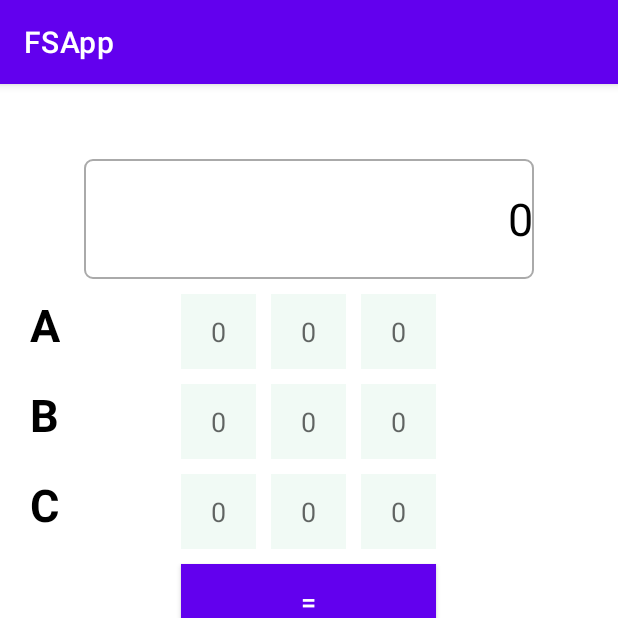
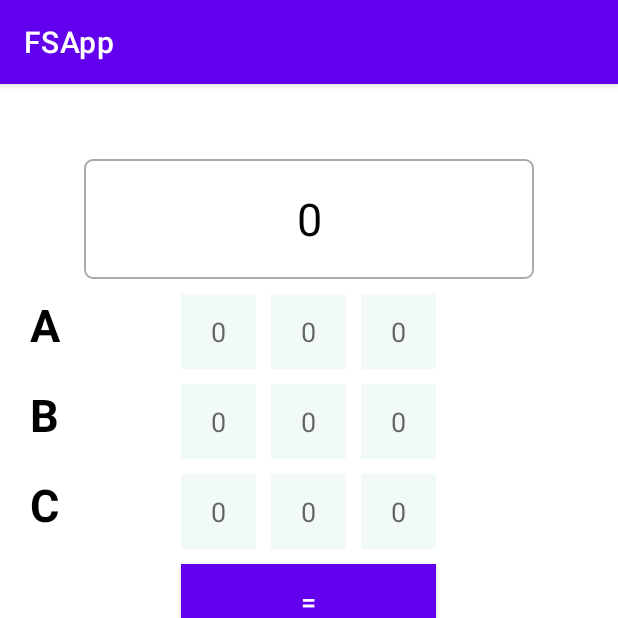
Before and after one commit to gr8nd/FSApp, an Android app: the screen it shows after launch (MainActivity), on a phone screen of 412 x 824 dp, the top half of it. Run offline under Robolectric (Android 15) with nearby library versions, the phone set to English and light mode, and no system bars.

Commit message:
Initial release

```diff
--- a/app/src/main/res/layout/activity_main.xml
+++ b/app/src/main/res/layout/activity_main.xml
@@ -15,7 +15,7 @@
         android:layout_marginTop="50dp"
         android:layout_centerHorizontal="true"
         android:textSize="30sp"
-        android:gravity="end|center"
+        android:gravity="center"
         android:textColor="@color/black"
         android:textStyle="normal"/>
     <TextView
```
